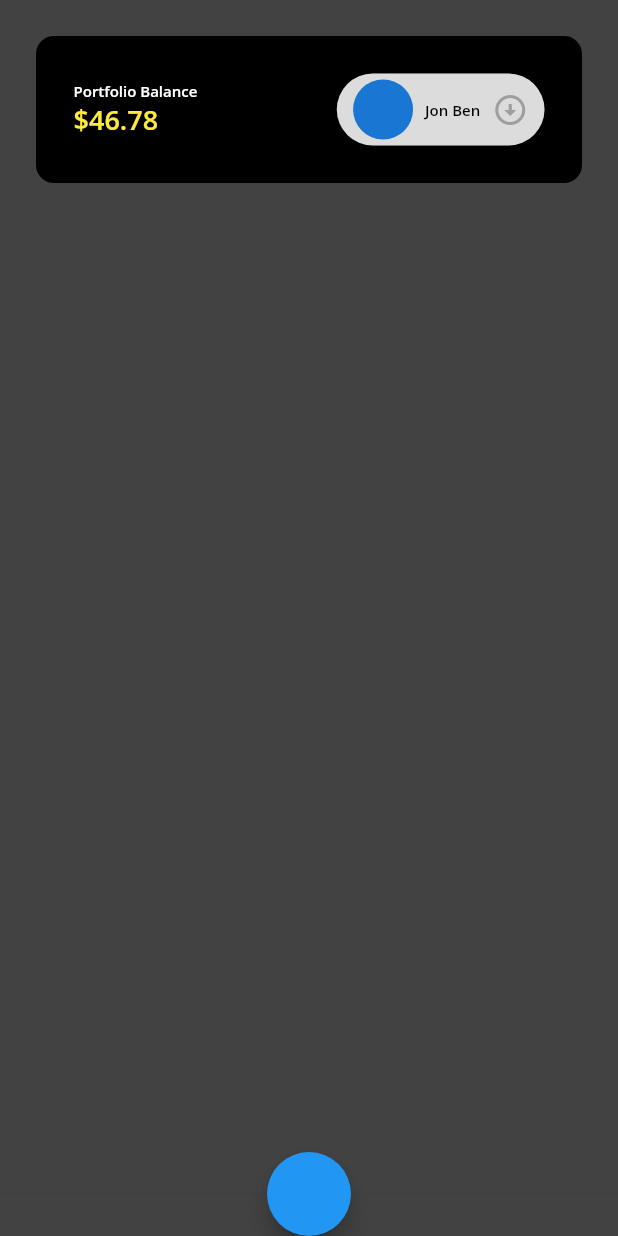
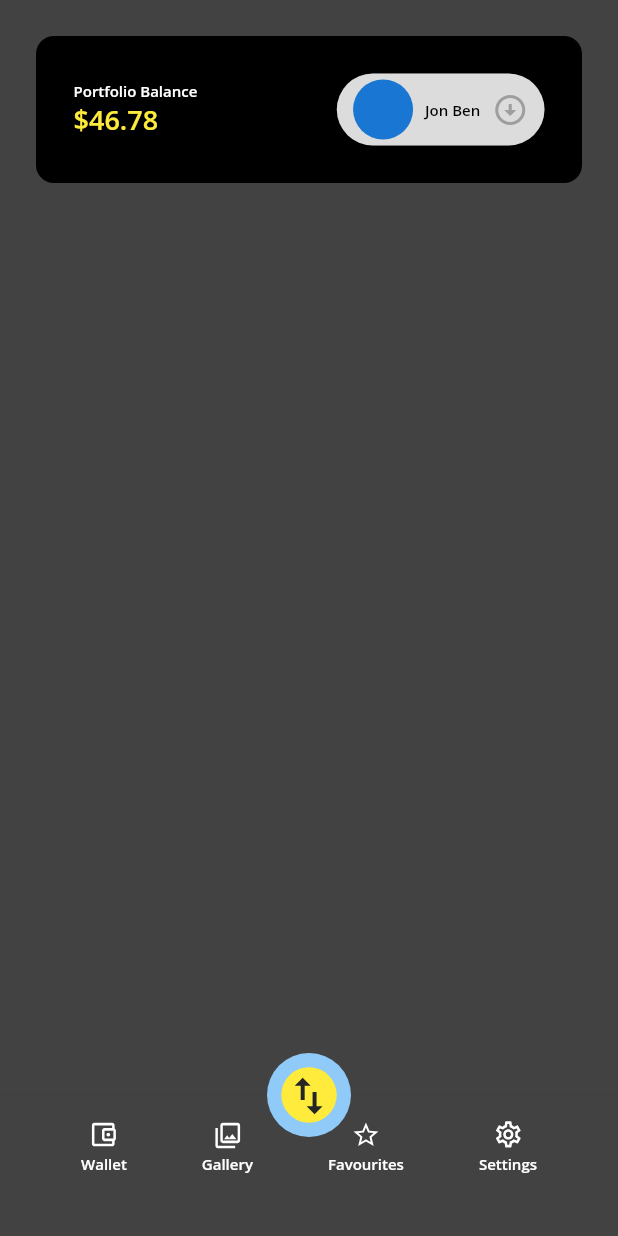
Before and after one commit to Sameerkash/krypton, a Flutter app: the screen it shows after launch, on a phone screen of 412 x 824 dp. Run offline on Flutter 3.47's test engine with Material 2 defaults, Android fonts, the phone set to English and light mode, and no system bars; our stand-ins replace flutter_riverpod, flutter_svg, freezed_annotation, google_fonts.

```diff
--- a/lib/core/app_view.dart
+++ b/lib/core/app_view.dart
@@ -1,19 +1,21 @@
 import 'package:flutter/material.dart';
+import 'package:flutter_riverpod/flutter_riverpod.dart';
 import 'package:flutter_svg/flutter_svg.dart';
+import 'package:krypton/core/app_vm.dart';
+import 'package:krypton/core/widgets/bottom_bar_item.dart';
 import 'package:krypton/utils/strings.dart';
 
 import '../features/wallet/views/wallet_view.dart';
 import '../utils/colors.dart';
-import 'widgets/bottom_bar_item.dart';
 
-class AppView extends StatefulWidget {
+class AppView extends ConsumerStatefulWidget {
   const AppView({super.key});
 
   @override
-  State<AppView> createState() => _AppViewState();
+  ConsumerState<AppView> createState() => _AppViewState();
 }
 
-class _AppViewState extends State<AppView> {
+class _AppViewState extends ConsumerState<AppView> {
   final List<Widget> pages = [
     const WalletView(),
     const Center(child: Text('Nothing to show')),
@@ -35,6 +37,8 @@ class _AppViewState extends State<AppView> {
 
   @override
   Widget build(BuildContext context) {
+    final appState = ref.watch(appProvider);
+
     return Scaffold(
       backgroundColor: AppColors.primary,
       body: SafeArea(
@@ -44,16 +48,44 @@ class _AppViewState extends State<AppView> {
         ),
       ),
       floatingActionButton: FloatingActionButton(
+        backgroundColor: Theme.of(context).backgroundColor,
         onPressed: () {},
+        elevation: 0,
+        child: Container(
+          padding: const EdgeInsets.all(2),
+          decoration: const BoxDecoration(
+            color: Colors.yellow,
+            shape: BoxShape.circle,
+          ),
+          child: SvgPicture.asset(ImagePaths.arrows),
+        ),
       ),
       floatingActionButtonLocation: FloatingActionButtonLocation.centerDocked,
-      bottomNavigationBar: BottomAppBar(
+      bottomNavigationBar: appState.maybeMap(
+        orElse: () => Container(),
+        loading: (_) => Container(
+          height: 50,
+          color: Colors.grey,
+        ),
+        data: (value) => BottomAppBar(
           elevation: 2,
           color: Theme.of(context).bottomAppBarColor,
           child: Padding(
             padding: const EdgeInsets.symmetric(horizontal: 50, vertical: 14),
             child: Row(
-              // children:
+              mainAxisAlignment: MainAxisAlignment.spaceBetween,
+              children: value.bottomTabs
+                  .asMap()
+                  .entries
+                  .map(
+                    (e) => BottomBarItem(
+                      label: e.value.label,
+                      path: e.value.icon,
+                      onTap: () {},
+                    ),
+                  )
+                  .toList(),
+            ),
           ),
         ),
       ),
--- a/lib/core/app_vm.dart
+++ b/lib/core/app_vm.dart
@@ -10,14 +10,16 @@ final appProvider = StateNotifierProvider<AppVM, AppStateModel>((ref) {
 });
 
 class AppVM extends StateNotifier<AppStateModel> {
-  AppVM() : super(const AppStateModel.loading());
+  AppVM() : super(const AppStateModel.loading()) {
+    getAppData();
+  }
 
   Future<void> getAppData() async {
     final currentState = state;
     if (currentState is AppStateModelLoading) {
       String data = await rootBundle.loadString('assets/data.json');
       final jsonResult = json.decode(data);
-      state = AppStateModel.fromJson(jsonResult);
+      state = AppStateModel.fromJson({'runtimeType': 'data', ...jsonResult});
     }
   }
 }
--- a/lib/core/widgets/bottom_bar_item.dart
+++ b/lib/core/widgets/bottom_bar_item.dart
@@ -2,7 +2,6 @@ import 'package:flutter/material.dart';
 import 'package:flutter_svg/svg.dart';
 
 import '../../utils/colors.dart';
-import '../../utils/strings.dart';
 
 class BottomBarItem extends StatelessWidget {
   final String path;
@@ -13,11 +12,14 @@ class BottomBarItem extends StatelessWidget {
     required this.path,
     required this.label,
     required this.onTap,
+    bool placeHolder = false,
   }) : super(key: key);
 
   @override
   Widget build(BuildContext context) {
-    return GestureDetector(
+    return Padding(
+      padding: const EdgeInsets.symmetric(horizontal: 4.0),
+      child: GestureDetector(
         onTap: onTap,
         child: Container(
           height: 66,
@@ -36,6 +38,7 @@ class BottomBarItem extends StatelessWidget {
             ],
           ),
         ),
+      ),
     );
   }
 }
--- a/lib/features/wallet/views/wallet_view.dart
+++ b/lib/features/wallet/views/wallet_view.dart
@@ -1,16 +1,19 @@
 import 'package:flutter/material.dart';
+import 'package:flutter_riverpod/flutter_riverpod.dart';
 import 'package:krypton/features/wallet/widgets/profile_card.dart';
 
-class WalletView extends StatelessWidget {
+class WalletView extends ConsumerWidget {
   const WalletView({super.key});
 
   @override
-  Widget build(BuildContext context) {
+  Widget build(BuildContext context, WidgetRef ref) {
     return Column(
       children: const [
         Padding(
           padding: EdgeInsets.all(24),
           child: ProfileCard(),
+
+
         ),
       ],
     );
--- a/lib/features/wallet/views/wallet_vm.dart
+++ b/lib/features/wallet/views/wallet_vm.dart
@@ -3,6 +3,11 @@ import 'dart:convert';
 import 'package:flutter/services.dart';
 import 'package:flutter_riverpod/flutter_riverpod.dart';
 import 'package:krypton/features/wallet/models/wallet_state_model.dart';
+
+final walletViewProvider =
+    StateNotifierProvider<WalletVM, WalletStateModel>((ref) {
+  return WalletVM();
+});
 
 class WalletVM extends StateNotifier<WalletStateModel> {
   WalletVM() : super(const WalletStateModel.loading()) {
--- a/lib/main.dart
+++ b/lib/main.dart
@@ -1,10 +1,13 @@
 import 'package:flutter/material.dart';
+import 'package:flutter_riverpod/flutter_riverpod.dart';
 import 'package:krypton/core/app_view.dart';
 
 import 'core/theme.dart';
 
 void main() {
-  runApp(const MyApp());
+  runApp(
+    const ProviderScope(child: MyApp()),
+  );
 }
 
 class MyApp extends StatelessWidget {
```
Also changed, not shown: assets/data.json (+5 -5 lines), images/banner1.png (added), images/banner2.png (added), images/banner3.png (added). Lines whose indentation alone changed are shown as unchanged.
